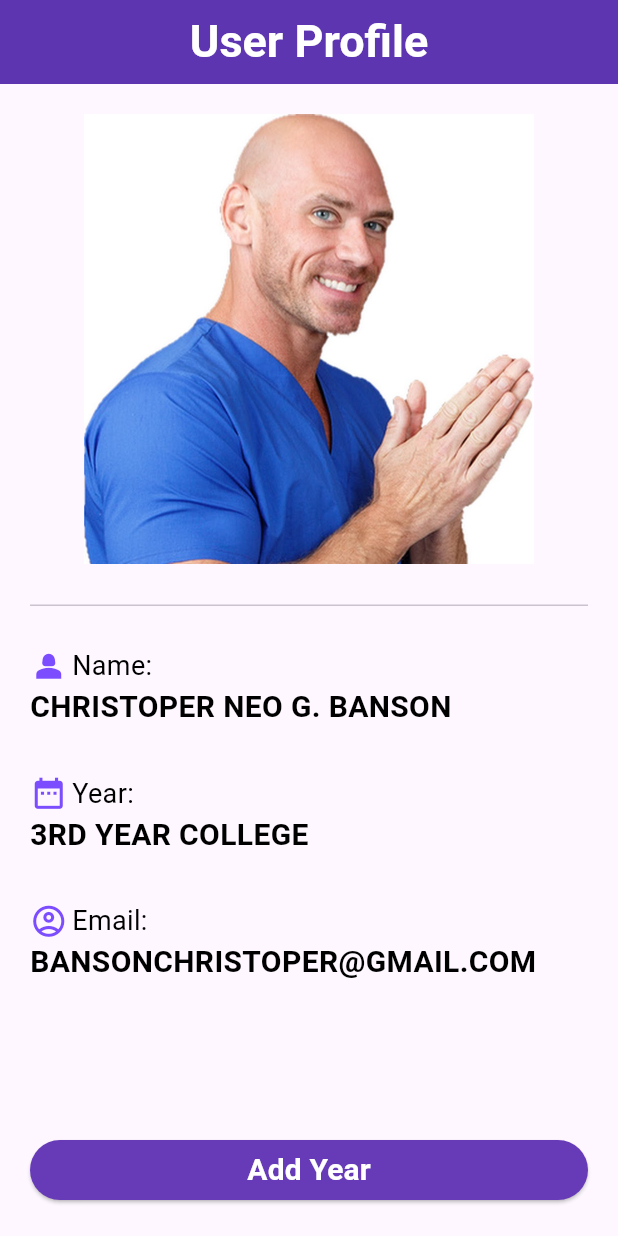
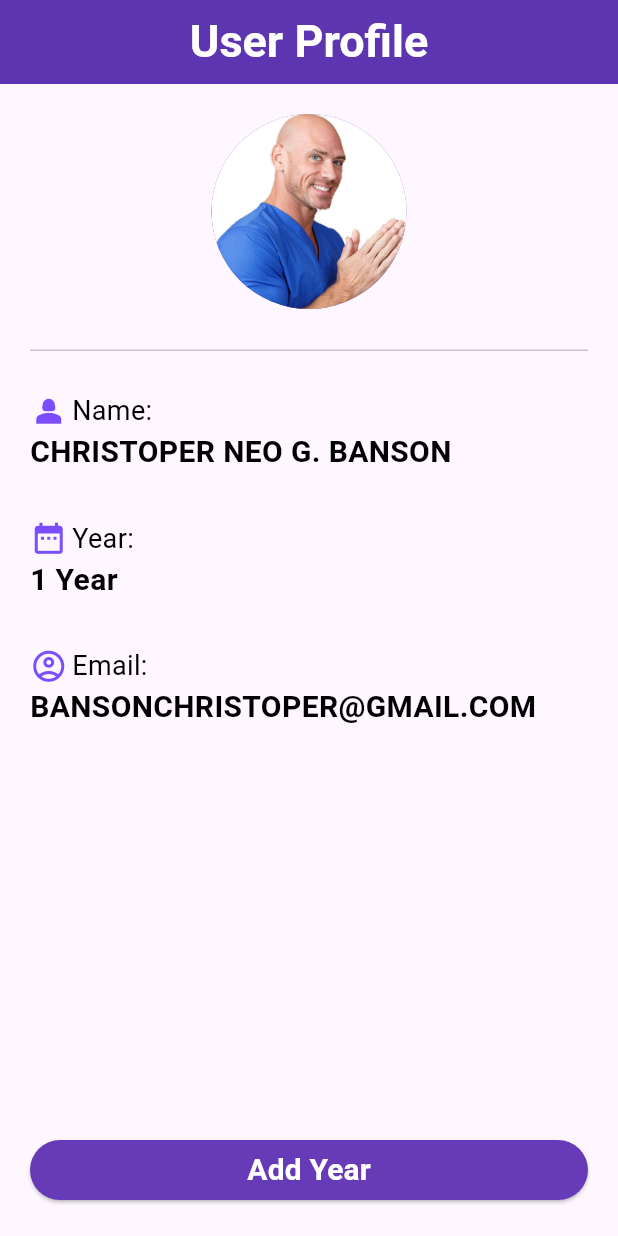
Before and after one commit to ikawlangsapatna143/fexperiment, a Flutter app: the screen it shows after launch, after a tap on "Add Year", on a phone screen of 412 x 824 dp. Run offline on Flutter 3.47's test engine with Material 3 defaults, Android fonts, the phone set to English and light mode, and no system bars; Roboto replaces fonts that are missing (Raleway).

Commit message:
setstate activity 1 final

```diff
--- a/lib/home.dart
+++ b/lib/home.dart
@@ -1,11 +1,19 @@
 import 'package:flutter/material.dart';
 
-class Home extends StatelessWidget {
+class Home extends StatefulWidget {
   const Home({super.key});
+
+  @override
+  State<Home> createState() => _HomeState();
+}
+
+class _HomeState extends State<Home> {
+  int year = 0;
 
   @override
   Widget build(BuildContext context) {
     return Scaffold(
+      //backgroundColor: ,
       appBar: AppBar(
         title: Center(
           child: Text(
@@ -29,8 +37,9 @@ class Home extends StatelessWidget {
               children: <Widget>[
                 Center(
                   child: CircleAvatar(
-                    radius: 150.0,
-                    child: Image.asset('assets/channels4_profile.jpeg'),
+                    radius: 65.0,
+                    backgroundImage: AssetImage('assets/channels4_profile.jpeg'),
+                    backgroundColor: Colors.deepPurple[400],
                   ),
                 ),
                 Divider(height:55.0),
@@ -78,7 +87,7 @@ class Home extends StatelessWidget {
                   ],
                 ),
                 Text(
-                  '3RD YEAR COLLEGE',
+                  '$year Year',
                   style: TextStyle(
                       fontSize: 20.0,
                       fontWeight: FontWeight.bold,
@@ -118,7 +127,11 @@ class Home extends StatelessWidget {
               crossAxisAlignment: CrossAxisAlignment.stretch,
               children: [
                 ElevatedButton(
-                    onPressed: (){},
+                    onPressed: (){
+                      setState(() {
+                        year += 1;
+                      });
+                    },
                     child: Text('Add Year',
                     style: TextStyle(
                         fontSize: 20.0,
```
